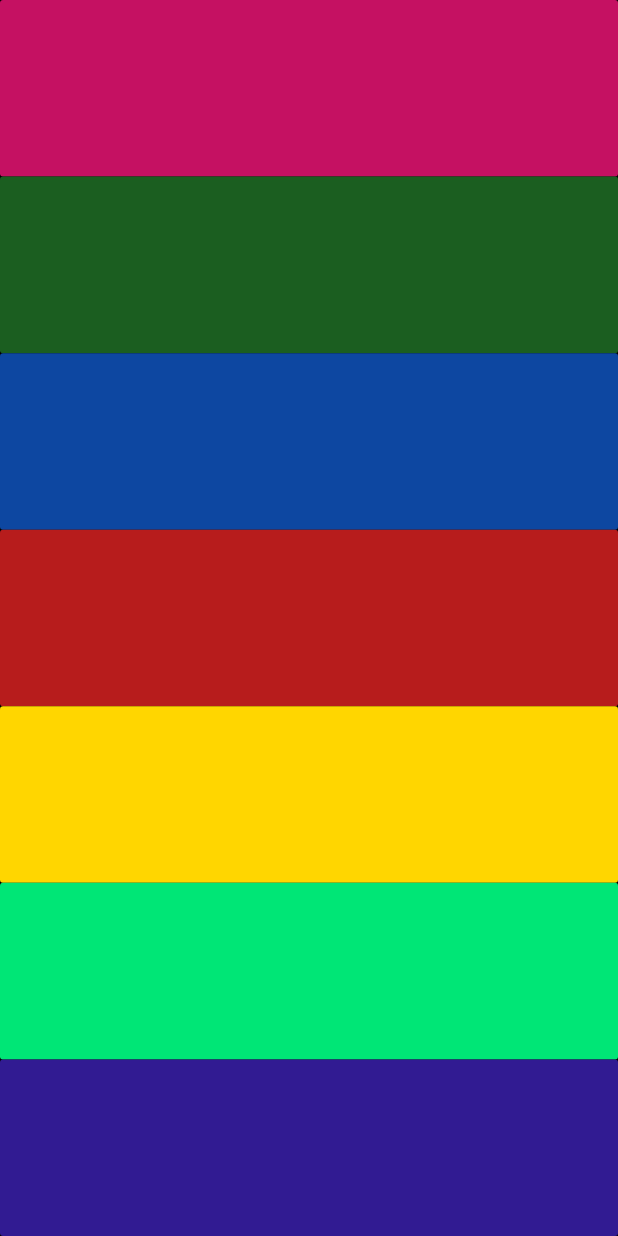
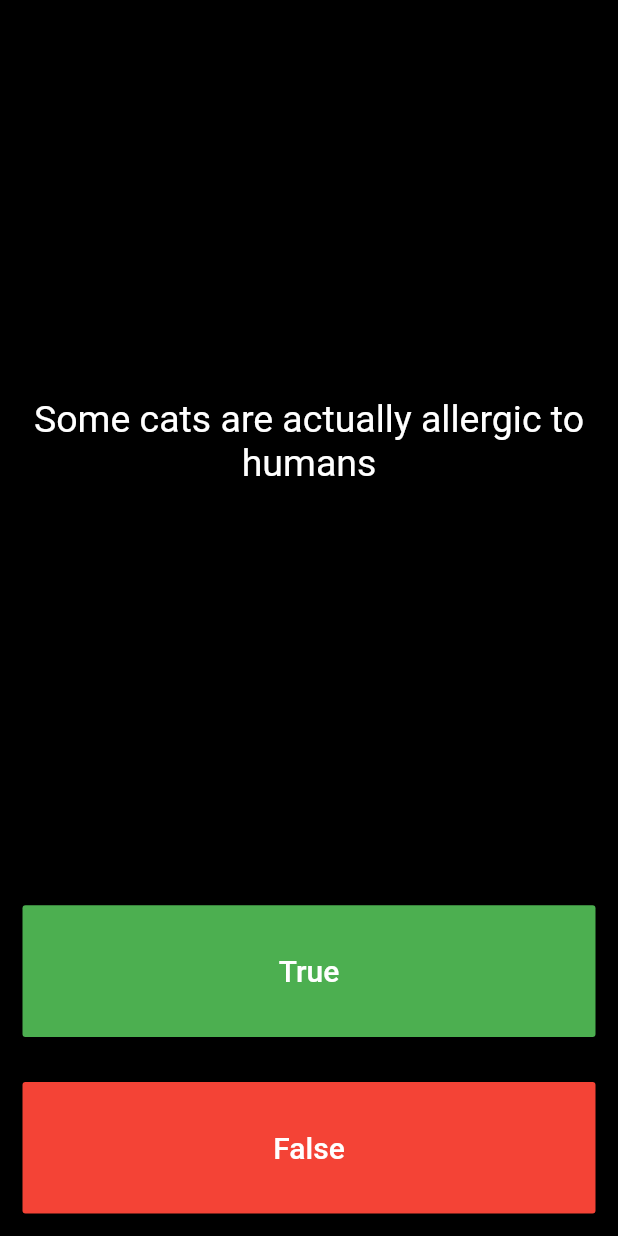
Before and after one commit to sajalkhan/Simple-Flutter-App, a Flutter app: the screen it shows after launch, on a phone screen of 412 x 824 dp. Run offline on Flutter 3.47's test engine with Material 2 defaults, Android fonts, the phone set to English and light mode, and no system bars; our stand-ins replace audioplayers, rflutter_alert.

Commit message:
implement a quiz app

```diff
--- /dev/null
+++ b/lib/Question.dart
@@ -0,0 +1,8 @@
+class Question {
+  String questionText;
+  bool questionAnswer;
+  Question({String q, bool a}) {
+    questionText = q;
+    questionAnswer = a;
+  }
+}
--- /dev/null
+++ b/lib/QuestionBank.dart
@@ -0,0 +1,46 @@
+import 'Question.dart';
+
+class QuestionBank {
+  int _questionNumber = 0;
+
+  List<Question> _question = [
+    Question(q:'Some cats are actually allergic to humans', a:true),
+    Question(q:'You can lead a cow down stairs but not up stairs.', a:false),
+    Question(q:'Approximately one quarter of human bones are in the feet.', a:true),
+    Question(q:'A slug\'s blood is green.', a:true),
+    Question(q:'Buzz Aldrin\'s mother\'s maiden name was \"Moon\".', a:true),
+    Question(q:'It is illegal to pee in the Ocean in Portugal.', a:true),
+    Question(q:'No piece of square dry paper can be folded in half more than 7 times.', a:false),
+    Question(q:'In London, UK, if you happen to die in the House of Parliament, you are technically entitled to a state funeral, because the building is considered too sacred a place.', a:true),
+    Question(q:'The loudest sound produced by any animal is 188 decibels. That animal is the African Elephant.', a:false),
+    Question(q:'The total surface area of two human lungs is approximately 70 square metres.', a:true),
+    Question(q:'Google was originally called \"Backrub\".', a:true),
+    Question(q:'Chocolate affects a dog\'s heart and nervous system; a few ounces are enough to kill a small dog.', a:true),
+    Question(q:'In West Virginia, USA, if you accidentally hit an animal with your car, you are free to take it home to eat.', a:true),
+  ];
+
+  void nextQuestion(){
+    if(_questionNumber<_question.length-1) _questionNumber++;
+  }
+
+  bool isQuestionFinished()
+  {
+   return (_questionNumber>=_question.length -1)?  true: false;
+  }
+
+  void resetQuestion()
+  {
+    _questionNumber = 0;
+  }
+
+  String getQuestion()
+  {
+    return _question[_questionNumber].questionText;
+  }
+
+  bool getAnswer()
+  {
+    return _question[_questionNumber].questionAnswer;
+  }
+
+}
--- /dev/null
+++ b/lib/Ui/Quiz.dart
@@ -0,0 +1,131 @@
+import 'package:flutter/material.dart';
+import 'package:i_am_rich/QuestionBank.dart';
+import 'package:rflutter_alert/rflutter_alert.dart';
+
+class QuizApp extends StatelessWidget {
+  @override
+  Widget build(BuildContext context) {
+    return MaterialApp(
+      debugShowCheckedModeBanner: false,
+      home: SafeArea(
+        child: Scaffold(
+          backgroundColor: Colors.black,
+          body: QuizPage(),
+        ),
+      ),
+    );
+  }
+}
+
+class QuizPage extends StatefulWidget {
+  @override
+  _QuizPageState createState() => _QuizPageState();
+}
+
+class _QuizPageState extends State<QuizPage> {
+  List<Icon> scoreTracker = [];
+  QuestionBank question = new QuestionBank();
+
+  void updateScore(bool value) => setState(() {
+        var correctAnswer = question.getAnswer();
+
+        if (question.isQuestionFinished()==true) {
+          Alert(
+            context: context,
+            title: 'Finished!',
+            desc: 'You\'ve reached the end of the quiz.',
+          ).show();
+
+          question.resetQuestion();
+          scoreTracker = [];
+        }
+        else {
+          if (correctAnswer == value) {
+            scoreTracker.add(Icon(
+              Icons.check,
+              color: Colors.green,
+            ));
+          } else {
+            scoreTracker.add(Icon(
+              Icons.close,
+              color: Colors.red,
+            ));
+          }
+
+          question.nextQuestion();
+        }
+      });
+
+  @override
+  Widget build(BuildContext context) {
+    return Column(
+      mainAxisAlignment: MainAxisAlignment.spaceBetween,
+      crossAxisAlignment: CrossAxisAlignment.stretch,
+      children: <Widget>[
+        Expanded(
+          flex: 5,
+          child: Padding(
+            padding: EdgeInsets.all(10.0),
+            child: Center(
+              child: Text(
+                question.getQuestion(),
+                textAlign: TextAlign.center,
+                style: TextStyle(
+                  fontSize: 25.0,
+                  color: Colors.white,
+                ),
+              ),
+            ),
+          ),
+        ),
+        Expanded(
+          child: Padding(
+            padding: EdgeInsets.all(15.0),
+            child: FlatButton(
+              textColor: Colors.white,
+              color: Colors.green,
+              child: Text(
+                'True',
+                style: TextStyle(
+                  color: Colors.white,
+                  fontSize: 20.0,
+                ),
+              ),
+              onPressed: () {
+                updateScore(true);
+              },
+            ),
+          ),
+        ),
+        Expanded(
+          child: Padding(
+            padding: EdgeInsets.all(15.0),
+            child: FlatButton(
+              color: Colors.red,
+              child: Text(
+                'False',
+                style: TextStyle(
+                  fontSize: 20.0,
+                  color: Colors.white,
+                ),
+              ),
+              onPressed: () {
+                updateScore(false);
+              },
+            ),
+          ),
+        ),
+        //TODO: Add a row here as your score card
+        Padding(
+          padding: const EdgeInsets.only(left: 16, right: 16),
+          child: SingleChildScrollView(
+            scrollDirection: Axis.horizontal,
+            child: Row(
+              children: scoreTracker,
+            ),
+          ),
+        )
+      ],
+    );
+  }
+}
--- a/lib/main.dart
+++ b/lib/main.dart
@@ -6,7 +6,8 @@ import 'package:flutter/material.dart';
 //import 'Ui/ContainerPractice.dart';
 //import 'Ui/MiCardProject.dart';
 //import 'Ui/StateFull.dart';
-import 'Ui/Xylophone.dart';
+//import 'Ui/Xylophone.dart';
+import 'Ui/Quiz.dart';
 
 //void main() => runApp( new MaterialApp(  // practice app
 //  debugShowCheckedModeBanner: false,
@@ -21,4 +22,6 @@ import 'Ui/Xylophone.dart';
 
 //void main()=> runApp(Dice());
 
-void main()=> runApp(Xylophone()); // implement a xylophone
+//void main()=> runApp(Xylophone()); // implement a xylophone
+
+void main()=> runApp(QuizApp());
--- a/pubspec.yaml
+++ b/pubspec.yaml
@@ -15,6 +15,7 @@ dependencies:
   cupertino_icons: ^0.1.3
   english_words: ^3.1.5
   audioplayers: ^0.15.1
+  rflutter_alert: ^1.0.3
 
 dev_dependencies:
   flutter_test:
```
Also changed, not shown: pubspec.lock.
